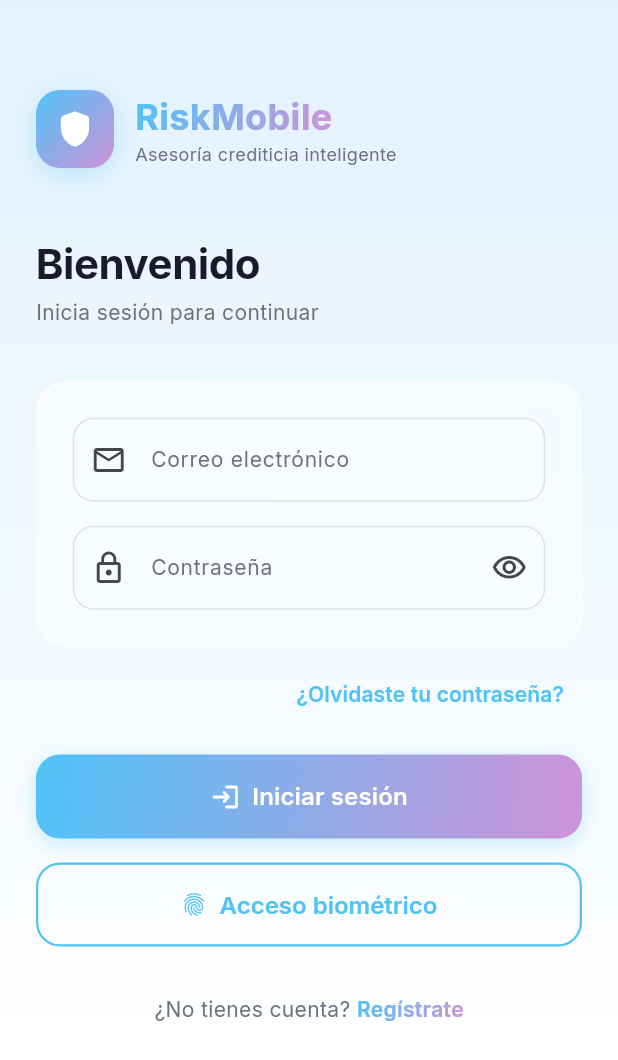
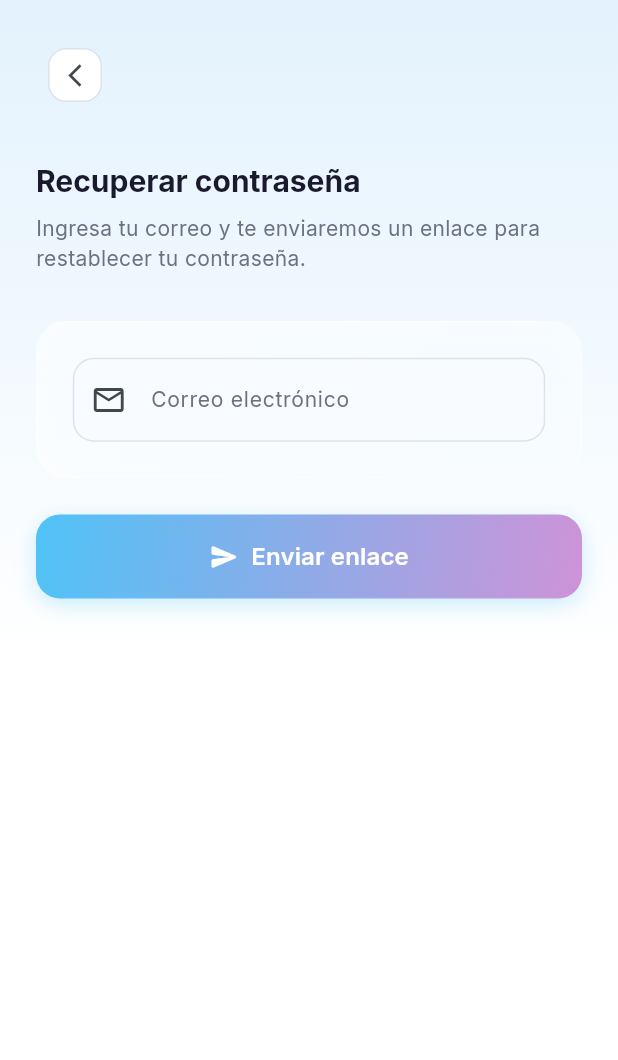
Before and after one commit to kesticar92/RiskMobile, a Flutter app: the screen it shows after launch, after a tap on "¿Olvidaste tu contraseña?", on a phone screen of 412 x 824 dp. Shown: the top 1060 px of the screen. Run offline on Flutter 3.47's test engine with Material 3 defaults, Android fonts, the phone set to English and light mode, and no system bars; drawn by our look-alikes of flutter_animate; our stand-ins replace cloud_firestore, file_picker, firebase_auth, firebase_core, flutter_riverpod, go_router and 4 more; accounts and stored records are empty.

Commit message:
Entregable: conexión BD, registro, login, recuperar contraseña, splash, saludo con nombre, COMO_EJECUTAR y firestore.rules
Made-with: Cursor

```diff
--- a/lib/core/router/app_router.dart
+++ b/lib/core/router/app_router.dart
@@ -4,6 +4,7 @@ import 'package:go_router/go_router.dart';
 import '../../features/auth/presentation/screens/splash_screen.dart';
 import '../../features/auth/presentation/screens/login_screen.dart';
 import '../../features/auth/presentation/screens/register_screen.dart';
+import '../../features/auth/presentation/screens/forgot_password_screen.dart';
 import '../../features/auth/presentation/screens/role_selection_screen.dart';
 import '../../features/interview/presentation/screens/interview_screen.dart';
 import '../../features/documents/presentation/screens/documents_screen.dart';
@@ -20,6 +21,7 @@ class AppRoutes {
   static const splash = '/';
   static const login = '/login';
   static const register = '/register';
+  static const forgotPassword = '/forgot-password';
   static const roleSelection = '/role-selection';
   static const clientHome = '/client-home';
   static const interview = '/interview';
@@ -53,6 +55,13 @@ final appRouterProvider = Provider<GoRouter>((ref) {
         path: AppRoutes.register,
         pageBuilder: (context, state) => CustomTransitionPage(
           child: const RegisterScreen(),
+          transitionsBuilder: _slideTransition,
+        ),
+      ),
+      GoRoute(
+        path: AppRoutes.forgotPassword,
+        pageBuilder: (context, state) => CustomTransitionPage(
+          child: const ForgotPasswordScreen(),
           transitionsBuilder: _slideTransition,
         ),
       ),
--- /dev/null
+++ b/lib/features/auth/presentation/screens/forgot_password_screen.dart
@@ -0,0 +1,183 @@
+import 'package:flutter/material.dart';
+import 'package:flutter_animate/flutter_animate.dart';
+import 'package:flutter_riverpod/flutter_riverpod.dart';
+import 'package:go_router/go_router.dart';
+import '../../../../core/theme/app_theme.dart';
+import '../../../../core/services/auth_service.dart';
+import '../../../../shared/widgets/gradient_button.dart';
+import '../../../../shared/widgets/glass_card.dart';
+
+class ForgotPasswordScreen extends ConsumerStatefulWidget {
+  const ForgotPasswordScreen({super.key});
+
+  @override
+  ConsumerState<ForgotPasswordScreen> createState() => _ForgotPasswordScreenState();
+}
+
+class _ForgotPasswordScreenState extends ConsumerState<ForgotPasswordScreen> {
+  final _formKey = GlobalKey<FormState>();
+  final _emailCtrl = TextEditingController();
+  bool _isLoading = false;
+  bool _sent = false;
+  String? _error;
+
+  @override
+  void dispose() {
+    _emailCtrl.dispose();
+    super.dispose();
+  }
+
+  Future<void> _sendReset() async {
+    if (!_formKey.currentState!.validate()) return;
+    setState(() { _isLoading = true; _error = null; });
+
+    try {
+      await ref.read(authServiceProvider).sendPasswordReset(_emailCtrl.text.trim());
+      if (!mounted) return;
+      setState(() { _sent = true; _isLoading = false; });
+    } catch (e) {
+      if (mounted) setState(() {
+        _error = 'No pudimos enviar el correo. Verifica el email e intenta de nuevo.';
+        _isLoading = false;
+      });
+    }
+  }
+
+  @override
+  Widget build(BuildContext context) {
+    return Scaffold(
+      body: Container(
+        decoration: const BoxDecoration(
+          gradient: LinearGradient(
+            begin: Alignment.topCenter,
+            end: Alignment.bottomCenter,
+            colors: [Color(0xFFE3F2FD), Color(0xFFFFFFFF)],
+          ),
+        ),
+        child: SafeArea(
+          child: SingleChildScrollView(
+            padding: const EdgeInsets.symmetric(horizontal: 24),
+            child: Form(
+              key: _formKey,
+              child: Column(
+                crossAxisAlignment: CrossAxisAlignment.start,
+                children: [
+                  const SizedBox(height: 24),
+                  IconButton(
+                    onPressed: () => context.pop(),
+                    icon: Container(
+                      padding: const EdgeInsets.all(8),
+                      decoration: BoxDecoration(
+                        color: Colors.white,
+                        borderRadius: BorderRadius.circular(12),
+                        border: Border.all(color: AppColors.border),
+                      ),
+                      child: const Icon(Icons.arrow_back_ios_new, size: 18),
+                    ),
+                  ).animate().fadeIn(duration: 300.ms),
+                  const SizedBox(height: 32),
+                  Text(
+                    'Recuperar contraseña',
+                    style: Theme.of(context).textTheme.headlineMedium?.copyWith(
+                      fontWeight: FontWeight.w700,
+                    ),
+                  ).animate().fadeIn(delay: 100.ms).slideY(begin: 0.2, duration: 400.ms),
+                  const SizedBox(height: 8),
+                  Text(
+                    'Ingresa tu correo y te enviaremos un enlace para restablecer tu contraseña.',
+                    style: Theme.of(context).textTheme.bodyMedium?.copyWith(
+                      color: AppColors.textSecondary,
+                    ),
+                  ).animate().fadeIn(delay: 150.ms),
+                  const SizedBox(height: 32),
+                  if (_sent) ...[
+                    GlassCard(
+                      padding: const EdgeInsets.all(24),
+                      child: Column(
+                        children: [
+                          Icon(Icons.mark_email_read_outlined,
+                              size: 56, color: AppColors.primaryBlue),
+                          const SizedBox(height: 16),
+                          Text(
+                            'Revisa tu correo',
+                            style: Theme.of(context).textTheme.titleLarge?.copyWith(
+                              fontWeight: FontWeight.w600,
+                            ),
+                          ),
+                          const SizedBox(height: 8),
+                          Text(
+                            'Te enviamos un enlace a ${_emailCtrl.text.trim()} para restablecer tu contraseña.',
+                            textAlign: TextAlign.center,
+                            style: TextStyle(color: AppColors.textSecondary),
+                          ),
+                        ],
+                      ),
+                    ).animate().fadeIn(duration: 400.ms),
+                    const SizedBox(height: 24),
+                    GradientButton(
+                      label: 'Volver al inicio de sesión',
+                      onPressed: () => context.pop(),
+                      icon: Icons.arrow_back,
+                    ),
+                  ] else ...[
+                    GlassCard(
+                      padding: const EdgeInsets.all(24),
+                      child: Column(
+                        children: [
+                          TextFormField(
+                            controller: _emailCtrl,
+                            keyboardType: TextInputType.emailAddress,
+                            decoration: const InputDecoration(
+                              labelText: 'Correo electrónico',
+                              prefixIcon: Icon(Icons.email_outlined),
+                            ),
+                            validator: (v) =>
+                                v?.trim().isNotEmpty == true && v!.contains('@')
+                                    ? null
+                                    : 'Ingresa un correo válido',
+                          ),
+                          if (_error != null) ...[
+                            const SizedBox(height: 12),
+                            Container(
+                              padding: const EdgeInsets.symmetric(
+                                  horizontal: 14, vertical: 10),
+                              decoration: BoxDecoration(
+                                color: AppColors.riskHigh.withOpacity(0.08),
+                                borderRadius: BorderRadius.circular(10),
+                              ),
+                              child: Row(
+                                children: [
+                                  Icon(Icons.error_outline,
+                                      color: AppColors.riskHigh, size: 18),
+                                  const SizedBox(width: 8),
+                                  Expanded(
+                                    child: Text(_error!,
+                                        style: TextStyle(
+                                            color: AppColors.riskHigh,
+                                            fontSize: 13)),
+                                  ),
+                                ],
+                              ),
+                            ),
+                          ],
+                        ],
+                      ),
+                    ).animate().fadeIn(delay: 200.ms).slideY(begin: 0.2, duration: 400.ms),
+                    const SizedBox(height: 24),
+                    GradientButton(
+                      label: 'Enviar enlace',
+                      onPressed: _sendReset,
+                      isLoading: _isLoading,
+                      icon: Icons.send_rounded,
+                    ).animate().fadeIn(delay: 300.ms),
+                  ],
+                  const SizedBox(height: 40),
+                ],
+              ),
+            ),
+          ),
+        ),
+      ),
+    );
+  }
+}
--- a/lib/features/auth/presentation/screens/login_screen.dart
+++ b/lib/features/auth/presentation/screens/login_screen.dart
@@ -226,7 +226,7 @@ class _LoginScreenState extends ConsumerState<LoginScreen> {
                   Align(
                     alignment: Alignment.centerRight,
                     child: TextButton(
-                      onPressed: () {},
+                      onPressed: () => context.push(AppRoutes.forgotPassword),
                       child: const Text('¿Olvidaste tu contraseña?'),
                     ),
                   ),
--- a/lib/features/auth/presentation/screens/splash_screen.dart
+++ b/lib/features/auth/presentation/screens/splash_screen.dart
@@ -13,15 +13,29 @@ class SplashScreen extends ConsumerStatefulWidget {
   ConsumerState<SplashScreen> createState() => _SplashScreenState();
 }
 
-class _SplashScreenState extends ConsumerState<SplashScreen> {
+class _SplashScreenState extends ConsumerState<SplashScreen>
+    with TickerProviderStateMixin {
+  static const int _splashDurationMs = 2500;
+  late AnimationController _progressController;
+
   @override
   void initState() {
     super.initState();
+    _progressController = AnimationController(
+      vsync: this,
+      duration: const Duration(milliseconds: _splashDurationMs),
+    )..forward();
     _navigate();
   }
 
+  @override
+  void dispose() {
+    _progressController.dispose();
+    super.dispose();
+  }
+
   Future<void> _navigate() async {
-    await Future.delayed(const Duration(milliseconds: 2500));
+    await Future.delayed(const Duration(milliseconds: _splashDurationMs));
     if (!mounted) return;
 
     final authService = ref.read(authServiceProvider);
@@ -120,13 +134,17 @@ class _SplashScreenState extends ConsumerState<SplashScreen> {
                   .animate()
                   .fadeIn(delay: 900.ms, duration: 500.ms),
               const Spacer(flex: 2),
-              // Loading indicator
+              // Loading indicator (determinado como en mockup)
               SizedBox(
-                width: 60,
-                child: LinearProgressIndicator(
-                  backgroundColor: AppColors.blueTranslucent,
-                  valueColor: AlwaysStoppedAnimation<Color>(AppColors.primaryBlue),
-                  borderRadius: BorderRadius.circular(4),
+                width: 200,
+                child: AnimatedBuilder(
+                  animation: _progressController,
+                  builder: (context, _) => LinearProgressIndicator(
+                    value: _progressController.value,
+                    backgroundColor: AppColors.blueTranslucent,
+                    valueColor: const AlwaysStoppedAnimation<Color>(AppColors.primaryBlue),
+                    borderRadius: BorderRadius.circular(4),
+                  ),
                 ),
               )
                   .animate()
```
Also changed, not shown: lib/core/services/auth_service.dart (+6 -1 lines), lib/features/auth/presentation/screens/client_home_screen.dart (+10 -1 lines), lib/features/auth/presentation/screens/register_screen.dart (+35 -4 lines), pubspec.lock, 2 other files.
